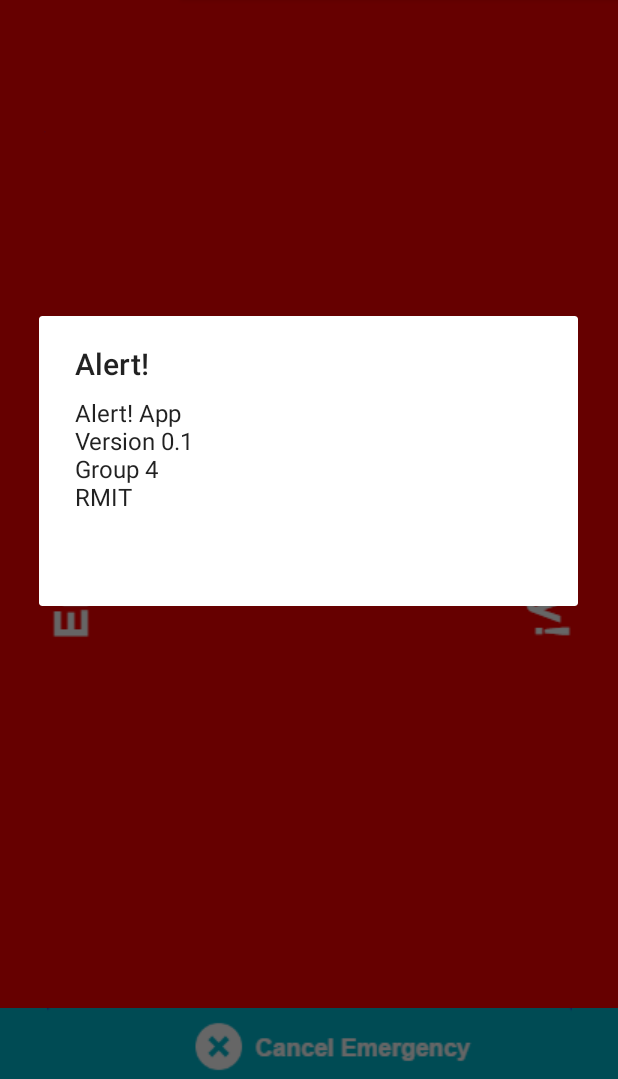
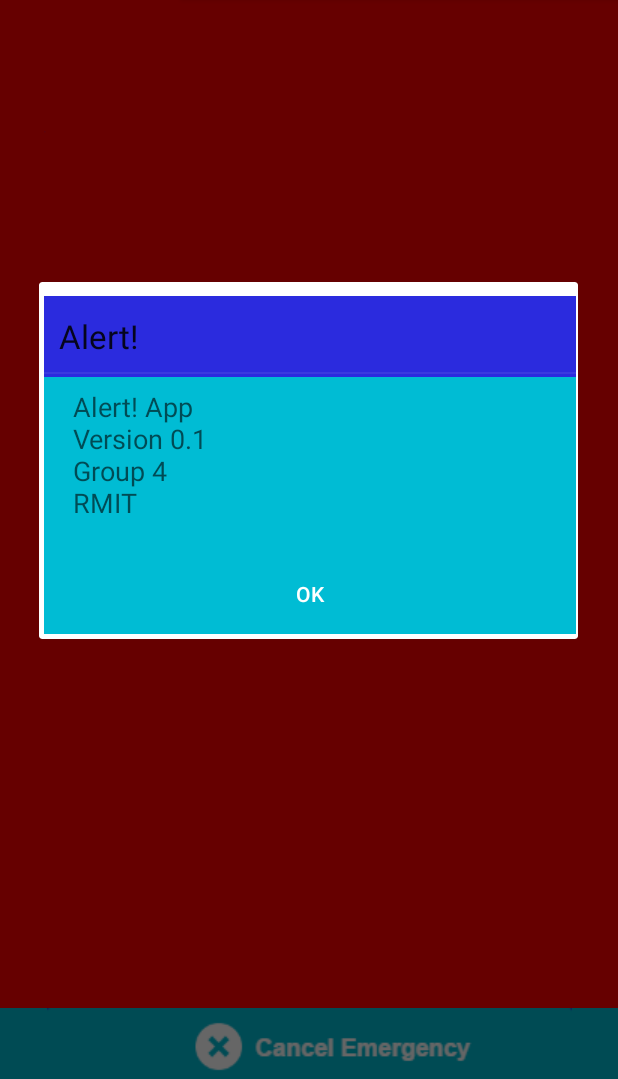
Before and after one commit to ShaunM74/ProgrammingProject1, an Android app: the screen it shows after launch (MainActivity), in the options menu, after a tap on "About", on a phone screen of 412 x 824 dp, the part 157-1236 px from its top. Run offline under Robolectric (Android 15) with nearby library versions, the phone set to English and light mode, and no system bars.

Commit message:
Main activity, image buttons plus main menu for testing.

```diff
--- a/app/src/main/java/group4/programmingproject1/MainActivity.java
+++ b/app/src/main/java/group4/programmingproject1/MainActivity.java
@@ -10,6 +10,7 @@
 import android.view.Menu;
 import android.view.MenuInflater;
 import android.view.MenuItem;
+import android.view.View;
 
 public class MainActivity extends AppCompatActivity {
 
@@ -21,7 +22,27 @@
         setContentView(R.layout.activity_main);
     }
 
+    public void doAboutButton(View view) {
+        doAbout();
+    }
 
+    private void doAbout()
+    {
+        AlertDialog.Builder builder = new AlertDialog.Builder(this);
+        builder.setMessage("Alert! App\nVersion 0.1\nGroup 4\nRMIT")
+                .setTitle("Alert!")
+                .setPositiveButton("Ok", new DialogInterface.OnClickListener() {
+                    public void onClick(DialogInterface dialog, int id) {
+                        dialog.cancel();
+                    }
+                });
+
+        // 3. Get the AlertDialog from create()
+        AlertDialog dialog = builder.create();
+        dialog.show();
+        Log.d("Main","Created about dialog");
+
+    }
 
     public boolean onCreateOptionsMenu(Menu menu) {
 
@@ -34,19 +55,7 @@
 
         switch (item.getItemId()) {
             case R.id.about: {
-                AlertDialog.Builder builder = new AlertDialog.Builder(context);
-                builder.setMessage("Alert! App\nVersion 0.1\nGroup 4\nRMIT")
-                        .setTitle("Alert!")
-                        .setPositiveButton("Ok", new DialogInterface.OnClickListener() {
-                    public void onClick(DialogInterface dialog, int id) {
-                        dialog.cancel();
-                    }
-                });
-
-                // 3. Get the AlertDialog from create()
-                AlertDialog dialog = builder.create();
-                dialog.show();
-                Log.d("Main","createDialog");
+                doAbout();
                 return true;
             }
             case R.id.help:
--- a/app/src/main/res/layout/activity_main.xml
+++ b/app/src/main/res/layout/activity_main.xml
@@ -14,7 +14,8 @@
         android:src="@drawable/cancelbutton"
         android:background="#00bcd4"
         android:layout_alignParentEnd="true"
-        android:layout_alignParentStart="true" />
+        android:layout_alignParentStart="true"
+        android:clickable="true" />
 
     <ImageButton
         android:layout_width="wrap_content"
@@ -24,7 +25,8 @@
         android:layout_alignParentStart="true"
         android:src="@drawable/settings"
         android:background="#00bcd4"
-        android:contentDescription="Settings button" />
+        android:contentDescription="Settings button"
+        android:clickable="true" />
 
     <Button
         android:layout_width="wrap_content"
@@ -38,7 +40,9 @@
         android:layout_above="@+id/imageButton4"
         android:textStyle="bold"
         android:textSize="20sp"
-        android:textColor="#ffffff" />
+        android:textColor="#ffffff"
+        android:clickable="true"
+        android:onClick="doAboutButton" />
 
     <ImageButton
         android:layout_width="wrap_content"
@@ -49,6 +53,8 @@
         android:layout_below="@+id/imageButton2"
         android:layout_alignEnd="@+id/imageButton"
         android:layout_alignStart="@+id/imageButton2"
-        android:background="#ff0000" />
+        android:background="#ff0000"
+        android:clickable="true"
+        android:onClick="doAlert" />
 
 </RelativeLayout>
--- /dev/null
+++ b/app/src/main/res/values/customDialog.xml
@@ -0,0 +1,15 @@
+<?xml version="1.0" encoding="utf-8"?>
+<resources>
+    <style name="CustomDialogTheme" parent="@android:style/Theme.Dialog">
+        <item name="android:bottomBright">@color/colorPrimary</item>
+        <item name="android:bottomDark">@color/colorPrimary</item>
+        <item name="android:bottomMedium">@color/colorPrimary</item>
+        <item name="android:centerBright">@color/colorPrimary</item>
+        <item name="android:centerDark">@color/colorPrimary</item>
+        <item name="android:centerMedium">@color/colorPrimary</item>
+        <item name="android:fullBright">@color/colorAccent</item>
+        <item name="android:fullDark">@color/colorAccent</item>
+        <item name="android:topBright">@color/colorPrimary</item>
+        <item name="android:topDark">@color/colorPrimaryDark</item>
+    </style>
+</resources>
--- a/app/src/main/res/values/styles.xml
+++ b/app/src/main/res/values/styles.xml
@@ -6,6 +6,7 @@
         <item name="colorPrimary">@color/colorPrimary</item>
         <item name="colorPrimaryDark">@color/colorPrimaryDark</item>
         <item name="colorAccent">@color/colorAccent</item>
+        <item name="android:alertDialogStyle">@style/CustomDialogTheme</item>
     </style>
 
 </resources>
```
